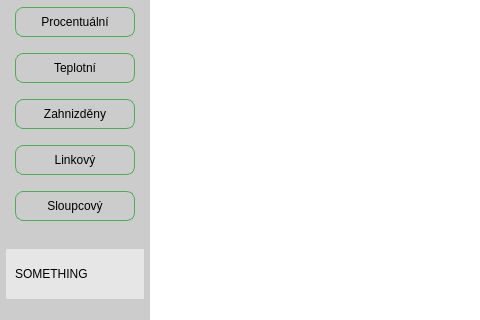
nirow1/My_custom_qt_project, file ui/interface.ui: the form before one commit; both pictures show x 0 to 480 and y 84 to 404 of the 1000 by 650 pixel window.
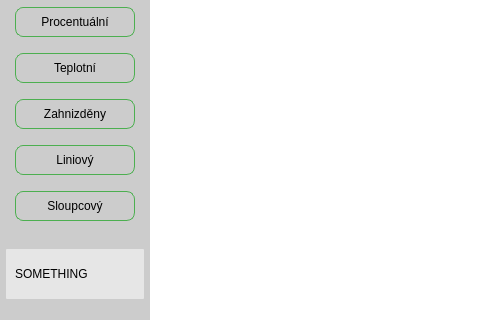
The form after the commit. Icons and pictures are not drawn. Custom widgets are drawn as their Qt base class.

```diff
--- a/ui/interface.ui
+++ b/ui/interface.ui
@@ -263,7 +263,7 @@
              </size>
             </property>
             <property name="text">
-             <string>Linkový</string>
+             <string>Liniový</string>
             </property>
             <property name="icon">
              <iconset resource="../Qss/icons/_icons.qrc">
```
